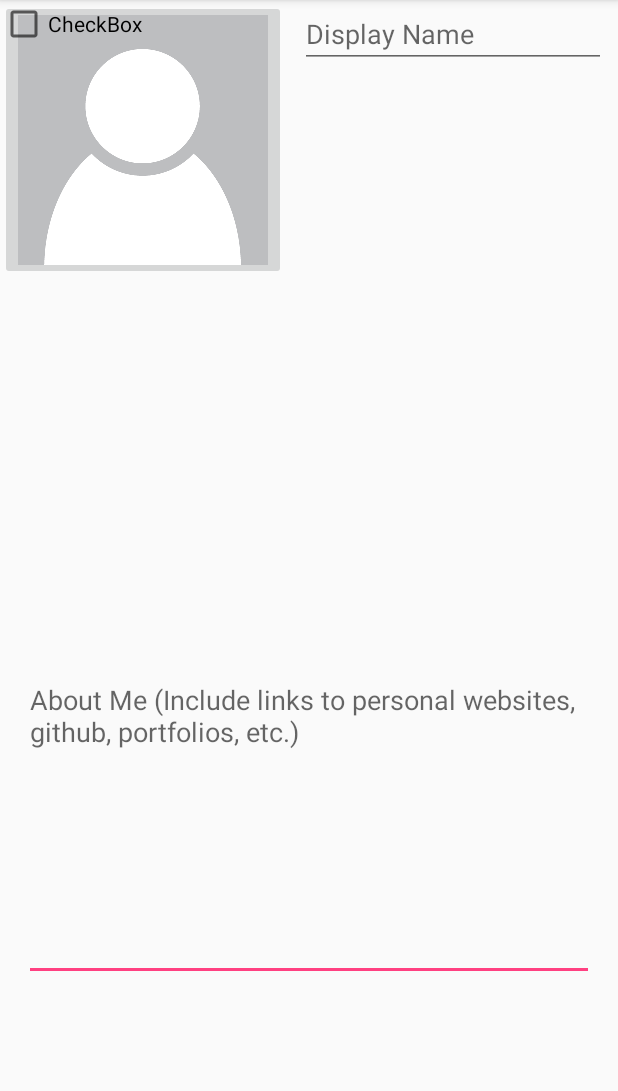
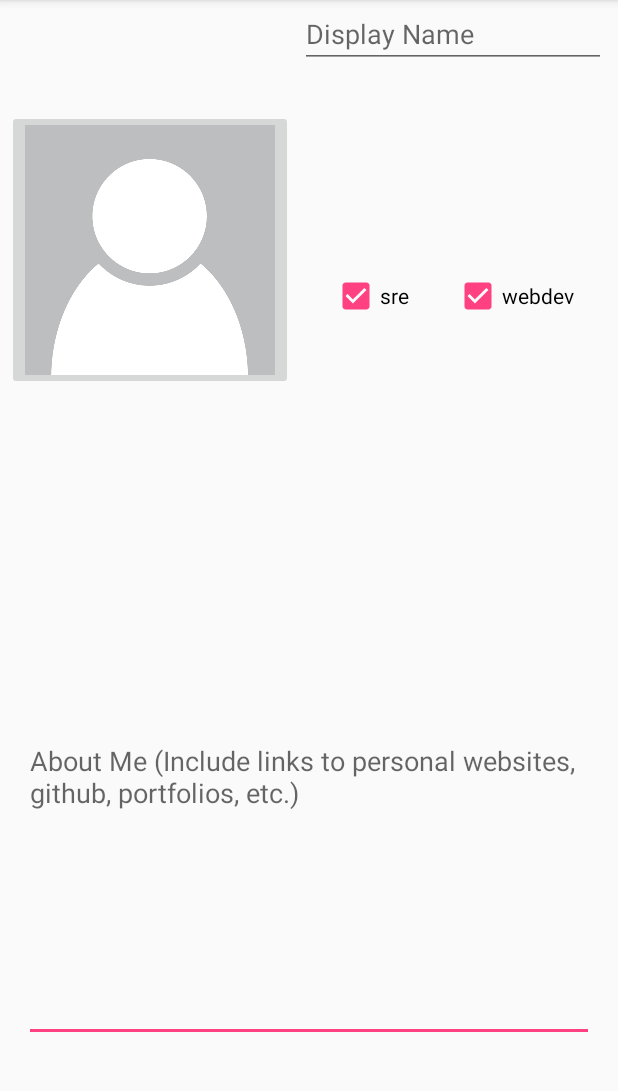
Before and after one commit to Anolan19/ycphack2018, an Android app: the EditProfileActivity screen opened directly, with no data from a screen before it, on a phone screen of 412 x 824 dp, the part 84-1175 px from its top. Run offline under Robolectric (Android 15) with nearby library versions, the phone set to English and light mode, and no system bars; 1 statement that could not run was skipped.

Commit message:
gracie layout 1020 2240

```diff
--- a/project/app/src/main/res/layout/editprofile.xml
+++ b/project/app/src/main/res/layout/editprofile.xml
@@ -33,9 +33,15 @@
         android:id="@+id/changeavatar"
         android:layout_width="wrap_content"
         android:layout_height="wrap_content"
+        android:layout_marginStart="16dp"
+        android:layout_marginTop="16dp"
+        android:layout_marginEnd="8dp"
+        android:layout_marginBottom="8dp"
         android:src="@drawable/placeholder"
-        tools:layout_editor_absoluteX="16dp"
-        tools:layout_editor_absoluteY="16dp"
+        app:layout_constraintBottom_toTopOf="@+id/editText"
+        app:layout_constraintEnd_toStartOf="@+id/guideline2"
+        app:layout_constraintStart_toStartOf="parent"
+        app:layout_constraintTop_toTopOf="parent"
         tools:srcCompat="@tools:sample/avatars" />
 
     <EditText
@@ -52,11 +58,33 @@
         tools:layout_editor_absoluteY="16dp" />
 
     <CheckBox
+        android:id="@+id/tag1"
+        android:layout_width="wrap_content"
+        android:layout_height="wrap_content"
+        android:layout_marginStart="16dp"
+        android:layout_marginTop="16dp"
+        android:layout_marginEnd="8dp"
+        android:layout_marginBottom="8dp"
+        android:checked="true"
+        android:text="sre"
+        app:layout_constraintBottom_toTopOf="@+id/editText"
+        app:layout_constraintEnd_toStartOf="@+id/checkBox"
+        app:layout_constraintStart_toStartOf="@+id/guideline2"
+        app:layout_constraintTop_toBottomOf="@+id/displayname" />
+
+    <CheckBox
         android:id="@+id/checkBox"
         android:layout_width="wrap_content"
         android:layout_height="wrap_content"
-        android:text="CheckBox"
-        tools:layout_editor_absoluteX="200dp"
-        tools:layout_editor_absoluteY="62dp" />
+        android:layout_marginStart="8dp"
+        android:layout_marginTop="16dp"
+        android:layout_marginEnd="16dp"
+        android:layout_marginBottom="8dp"
+        android:checked="true"
+        android:text="webdev"
+        app:layout_constraintBottom_toTopOf="@+id/editText"
+        app:layout_constraintEnd_toEndOf="parent"
+        app:layout_constraintStart_toEndOf="@+id/tag1"
+        app:layout_constraintTop_toBottomOf="@+id/displayname" />
 
 </android.support.constraint.ConstraintLayout>
```
Also changed, not shown: project/app/src/main/res/layout/myprojectpage.xml (+12 -0 lines), project/app/src/main/res/layout/newproject.xml (+16 -3 lines), project/app/src/main/res/layout/publicprofile.xml (+42 -8 lines).
